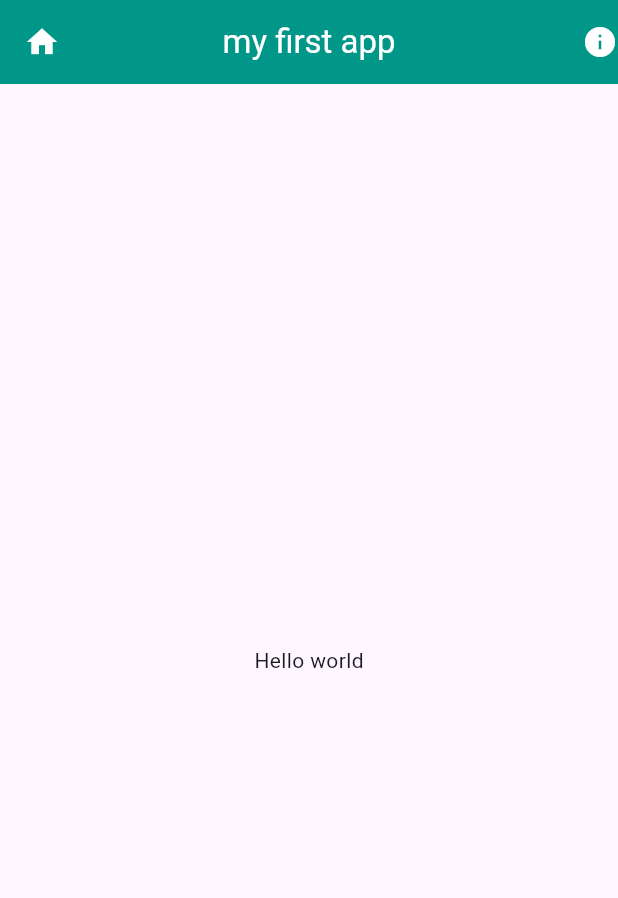
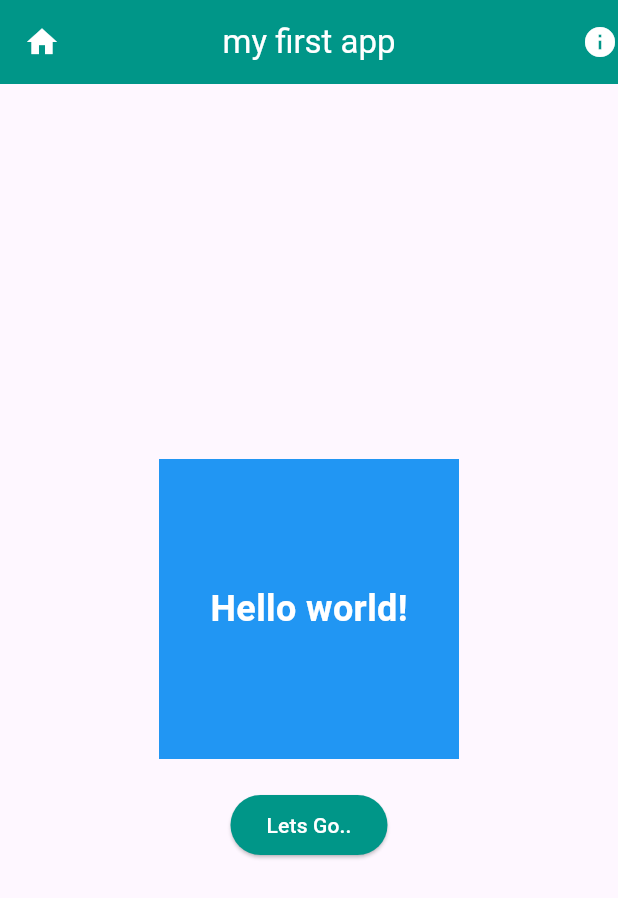
Before and after one commit to komolika05/flutter_beginner_projects, a Flutter app: the Firstapp screen opened directly, on a phone screen of 412 x 824 dp. Shown: the top 898 px of the screen. Run offline on Flutter 3.47's test engine with Material 3 defaults, Android fonts, the phone set to English and light mode, and no system bars.

Commit message:
basic container, text styles and button styles

```diff
--- a/my_first_project/lib/main.dart
+++ b/my_first_project/lib/main.dart
@@ -4,9 +4,10 @@ import 'package:my_first_project/ex2.dart';
 void main() {
   runApp(MaterialApp(
     debugShowCheckedModeBanner: false,
-    home: Example1(),
+    home: Firstapp(),
   ));
 }
+
 class Firstapp extends StatelessWidget {
   const Firstapp({super.key});
 
@@ -21,12 +22,34 @@ class Firstapp extends StatelessWidget {
         title: Text("my first app"),
         actions: [Icon(Icons.info)],
       ),
-      body: Container(
-        alignment: Alignment.center,
-
-        child: Text("Hello world"),
+      body: Center(
+        child: Column(
+          mainAxisAlignment: MainAxisAlignment.center,
+          children: [
+            Container(
+              alignment: Alignment.center,
+              child: Text(
+                "Hello world!",
+                style: TextStyle(fontSize: 24, color: Colors.white, fontWeight: FontWeight.w600),
+              ),
+              width: 200,
+              height: 200,
+              color: Colors.blue,
+            ),
+            SizedBox(height: 20), // Add top margin here
+            ElevatedButton(
+              onPressed: () {
+                print('button pressed');
+              },
+              child: Text('Lets Go..'),
+              style: ElevatedButton.styleFrom(
+                backgroundColor: Colors.teal,
+                foregroundColor: Colors.white
+              ),
+            ),
+          ],
+        ),
       ),
-
     );
   }
 }
```
